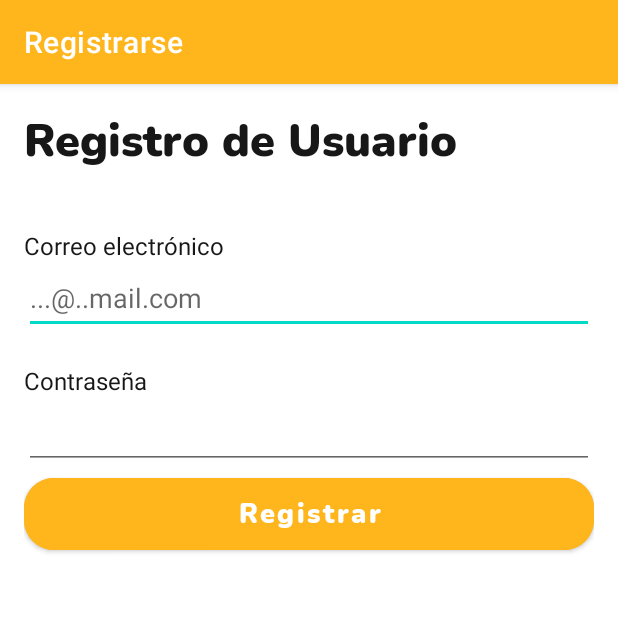
After one commit to Ajmyquira/android-project, an Android app: the registerActivity screen opened directly, with no data from a screen before it, on a phone screen of 412 x 824 dp, the top half of it. The commit adds this screen. Run offline under Robolectric (Android 15) with nearby library versions, the phone set to English and light mode, and no system bars; our stand-ins replace Firebase (no records; nobody signed in at launch, a user with empty details on screens opened directly).

Commit message:
RegisterActivity

```diff
--- a/app/src/main/AndroidManifest.xml
+++ b/app/src/main/AndroidManifest.xml
@@ -14,6 +14,9 @@
         android:theme="@style/Theme.Androidproject"
         tools:targetApi="31">
         <activity
+            android:name=".registerActivity"
+            android:exported="false" />
+        <activity
             android:name=".LoginActivity"
             android:exported="false" />
         <activity
@@ -25,13 +28,13 @@
             android:exported="false" />
         <activity
             android:name=".MainActivity"
-            android:exported="true"/>
-
+            android:exported="true" />
         <activity
             android:name=".IntroActivity"
             android:exported="true">
             <intent-filter>
-                <action android:name="android.intent.action.MAIN"/>
+                <action android:name="android.intent.action.MAIN" />
+
                 <category android:name="android.intent.category.LAUNCHER" />
             </intent-filter>
         </activity>
--- a/app/src/main/java/com/example/android_project/IntroActivity.java
+++ b/app/src/main/java/com/example/android_project/IntroActivity.java
@@ -12,12 +12,13 @@ public class IntroActivity extends MainActivity {
     protected void onCreate(Bundle savedInstanceState) {
         super.onCreate(savedInstanceState);
         setContentView(R.layout.activity_intro);
+        this.setTitle("VetCare");
 
         buttonC = (Button) findViewById(R.id.buttonC);
         buttonC.setOnClickListener(new View.OnClickListener() {
             @Override
             public void onClick(View view) {
-                Intent buttonC = new Intent(IntroActivity.this, MainActivity.class);
+                Intent buttonC = new Intent(IntroActivity.this, LoginActivity.class);
                 startActivity(buttonC);
             }
         });
--- a/app/src/main/java/com/example/android_project/LoginActivity.java
+++ b/app/src/main/java/com/example/android_project/LoginActivity.java
@@ -28,6 +28,7 @@ public class LoginActivity extends AppCompatActivity {
     protected void onCreate(Bundle savedInstanceState) {
         super.onCreate(savedInstanceState);
         setContentView(R.layout.activity_login);
+        this.setTitle("Login");
 
         forgetButton = findViewById(R.id.forgetButton);
         loginButton = findViewById(R.id.loginButton);
@@ -38,14 +39,14 @@ public class LoginActivity extends AppCompatActivity {
         signUpButton.setOnClickListener(new View.OnClickListener(){
             @Override
             public void onClick(View v) {
-                startActivity(new Intent(LoginActivity.this, MainActivity.class));
+                startActivity(new Intent(LoginActivity.this, registerActivity.class));
             }
         });
 
         forgetButton.setOnClickListener(new View.OnClickListener(){
             @Override
             public void onClick(View v) {
-                startActivity(new Intent(LoginActivity.this, MainActivity.class));
+                Toast.makeText(LoginActivity.this, "Contacte con los desarrolladores", Toast.LENGTH_LONG).show();
             }
         });
 
--- a/app/src/main/java/com/example/android_project/MainActivity.java
+++ b/app/src/main/java/com/example/android_project/MainActivity.java
@@ -26,6 +26,8 @@ public class MainActivity extends AppCompatActivity {
     protected void onCreate(Bundle savedInstanceState) {
         super.onCreate(savedInstanceState);
         setContentView(R.layout.activity_main);
+        this.setTitle("Inicio");
+
         mFirestore = FirebaseFirestore.getInstance();
         mRecycler = findViewById(R.id.recyclerViewSingle);
         mRecycler.setLayoutManager(new LinearLayoutManager(this));
--- /dev/null
+++ b/app/src/main/java/com/example/android_project/registerActivity.java
@@ -0,0 +1,60 @@
+package com.example.android_project;
+
+import androidx.annotation.NonNull;
+import androidx.appcompat.app.AppCompatActivity;
+
+import android.content.Intent;
+import android.os.Bundle;
+import android.text.TextUtils;
+import android.widget.Button;
+import android.widget.EditText;
+import android.widget.Toast;
+
+import com.google.android.gms.tasks.OnCompleteListener;
+import com.google.android.gms.tasks.Task;
+import com.google.firebase.auth.AuthResult;
+import com.google.firebase.auth.FirebaseAuth;
+
+public class registerActivity extends AppCompatActivity {
+    Button registerButton;
+    EditText emailEditText;
+    EditText passwordEditText;
+
+    @Override
+    protected void onCreate(Bundle savedInstanceState) {
+        super.onCreate(savedInstanceState);
+        setContentView(R.layout.activity_register);
+        this.setTitle("Registrarse");
+
+        registerButton = findViewById(R.id.registerButton);
+        emailEditText = findViewById(R.id.emailEditText);
+        passwordEditText = findViewById(R.id.passwordEditText);
+
+        registerButton.setOnClickListener(view -> {
+            register_setup();
+        });
+    }
+
+    public void register_setup() {
+        if (!(TextUtils.isEmpty(emailEditText.getText().toString())) && !(TextUtils.isEmpty(passwordEditText.getText().toString()))){
+            FirebaseAuth.getInstance().createUserWithEmailAndPassword(emailEditText.getText().toString(),passwordEditText.getText().toString())
+                    .addOnCompleteListener(new OnCompleteListener<AuthResult>() {
+                        @Override
+                        public void onComplete(@NonNull Task<AuthResult> task) {
+                            if (task.isSuccessful()) {
+                                startActivity(new Intent(registerActivity.this, LoginActivity.class));
+                            } else {
+                                ShowAlert();
+                            }
+                        }
+                    });
+        }
+        else{
+            Toast.makeText(registerActivity.this, "Rellene los espacios", Toast.LENGTH_LONG).show();
+        }
+    }
+
+    public void ShowAlert(){
+        Toast.makeText(registerActivity.this, "Error en el registro", Toast.LENGTH_LONG).show();
+    }
+}
--- /dev/null
+++ b/app/src/main/res/layout/activity_register.xml
@@ -0,0 +1,87 @@
+<?xml version="1.0" encoding="utf-8"?>
+<androidx.constraintlayout.widget.ConstraintLayout xmlns:android="http://schemas.android.com/apk/res/android"
+    xmlns:app="http://schemas.android.com/apk/res-auto"
+    xmlns:tools="http://schemas.android.com/tools"
+    android:layout_width="match_parent"
+    android:layout_height="match_parent"
+    tools:context=".registerActivity">
+
+    <LinearLayout
+        android:id="@+id/linearLayout"
+        android:layout_width="0dp"
+        android:layout_height="0dp"
+        android:layout_marginStart="16dp"
+        android:layout_marginTop="16dp"
+        android:layout_marginEnd="16dp"
+        android:layout_marginBottom="16dp"
+        android:orientation="vertical"
+        app:layout_constraintBottom_toBottomOf="parent"
+        app:layout_constraintEnd_toEndOf="parent"
+        app:layout_constraintStart_toStartOf="parent"
+        app:layout_constraintTop_toTopOf="parent">
+
+        <TextView
+            android:id="@+id/registerText"
+            android:layout_width="match_parent"
+            android:layout_height="wrap_content"
+            android:fontFamily="@font/nunito"
+            android:text="Registro de Usuario"
+            android:textColor="#171717"
+            android:textSize="30dp" />
+
+        <Space
+            android:layout_width="match_parent"
+            android:layout_height="38dp" />
+
+        <TextView
+            android:id="@+id/emailText"
+            android:layout_width="match_parent"
+            android:layout_height="wrap_content"
+            android:text="Correo electrónico"
+            android:textColor="#171717"
+            android:textSize="16dp" />
+
+        <EditText
+            android:id="@+id/emailEditText"
+            android:layout_width="match_parent"
+            android:layout_height="wrap_content"
+            android:ems="10"
+            android:hint="...@..mail.com"
+            android:inputType="textEmailAddress"
+            android:minHeight="48dp" />
+
+        <Space
+            android:layout_width="match_parent"
+            android:layout_height="20dp" />
+
+        <TextView
+            android:id="@+id/passwordText"
+            android:layout_width="match_parent"
+            android:layout_height="wrap_content"
+            android:text="Contraseña "
+            android:textColor="#171717"
+            android:textSize="16dp" />
+
+        <EditText
+            android:id="@+id/passwordEditText"
+            android:layout_width="match_parent"
+            android:layout_height="wrap_content"
+            android:ems="10"
+            android:inputType="textPersonName"
+            android:minHeight="48dp"
+            tools:ignore="SpeakableTextPresentCheck" />
+
+        <Button
+            android:id="@+id/registerButton"
+            android:layout_width="match_parent"
+            android:layout_height="60dp"
+            android:backgroundTint="#FFB51C"
+            android:fontFamily="@font/nunito"
+            android:text="Registrar"
+            android:textAllCaps="false"
+            android:textSize="18dp"
+            app:cornerRadius="20dp" />
+    </LinearLayout>
+
+
+</androidx.constraintlayout.widget.ConstraintLayout>
```
